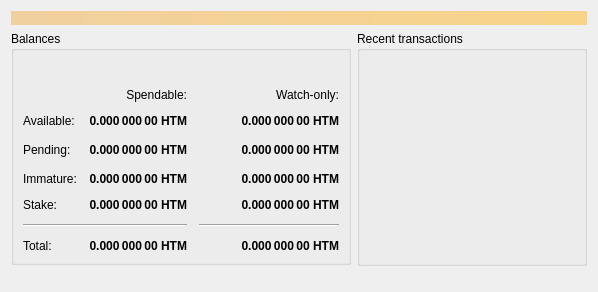
Qt form src/qt/forms/overviewpage.ui (HTMLCOIN/HTMLCOIN) before a commit.
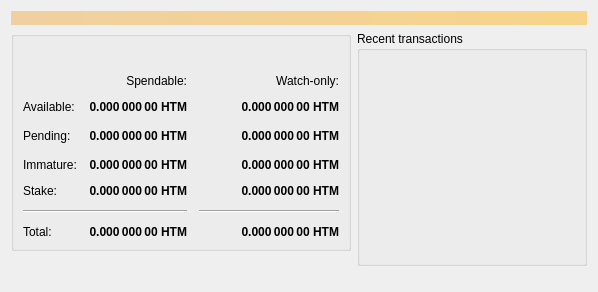
The same form after that commit. Icons and pictures are not drawn.

Commit message: Remove title

```diff
--- a/src/qt/forms/overviewpage.ui
+++ b/src/qt/forms/overviewpage.ui
@@ -39,9 +39,6 @@
       <layout class="QVBoxLayout" name="verticalLayout_2">
        <item>
         <widget class="QGroupBox" name="groupBoxBalances">
-         <property name="title">
-          <string>Balances</string>
-         </property>
          <layout class="QVBoxLayout" name="verticalLayout">
           <item>
            <layout class="QHBoxLayout" name="horizontalLayout_3">
```
